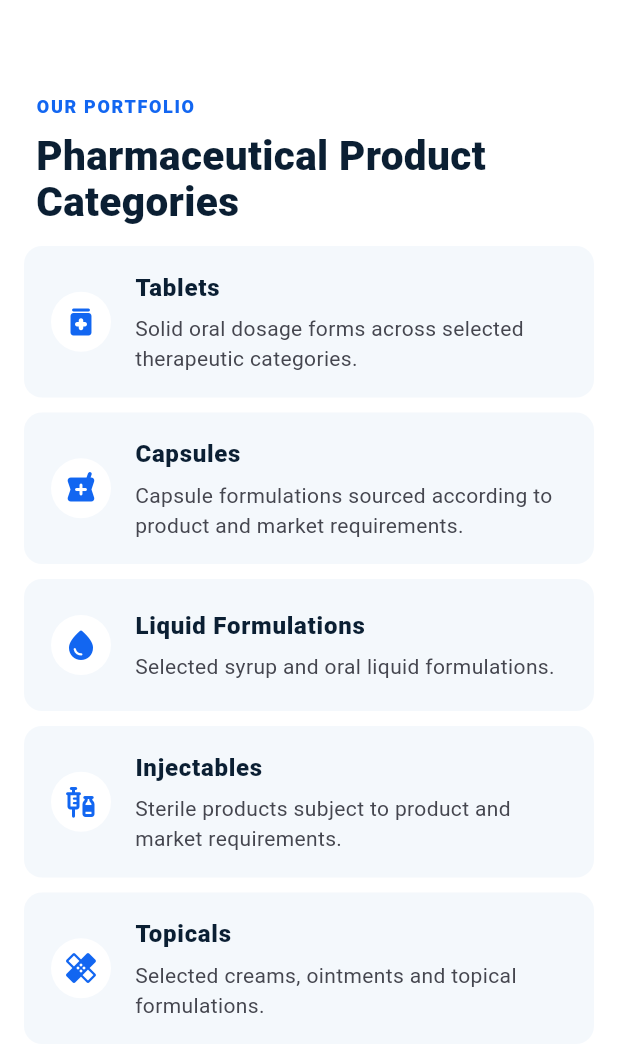
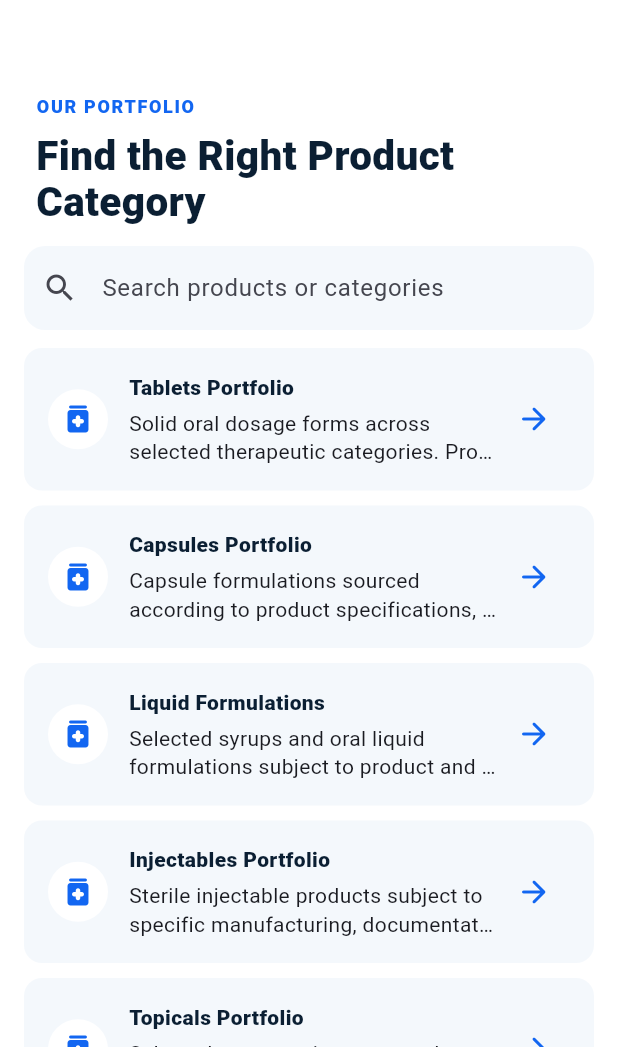
Before and after one commit to dxvion/dxvion-website, a Flutter app: the screen it shows after launch, scrolled down 576 dp, on a phone screen of 412 x 824 dp, the part 189-1236 px from its top. Run offline on Flutter 3.47's test engine with Material 3 defaults, Android fonts, the phone set to English and light mode, and no system bars; Roboto replaces fonts that are missing (Arial).

Commit message:
Build Dxvion product catalogue and enquiry workflow

```diff
--- a/app/lib/main.dart
+++ b/app/lib/main.dart
@@ -6,38 +6,51 @@
 
 void main() => runApp(const DxvionApp());
 
+class Product {
+  final String category;
+  final String title;
+  final String description;
+  const Product(this.category, this.title, this.description);
+}
+
+const products = <Product>[
+  Product('Tablets', 'Tablets Portfolio', 'Solid oral dosage forms across selected therapeutic categories. Product, strength, pack and market availability are confirmed on enquiry.'),
+  Product('Capsules', 'Capsules Portfolio', 'Capsule formulations sourced according to product specifications, destination market and documentation requirements.'),
+  Product('Liquid Formulations', 'Liquid Formulations', 'Selected syrups and oral liquid formulations subject to product and market requirements.'),
+  Product('Injectables', 'Injectables Portfolio', 'Sterile injectable products subject to specific manufacturing, documentation and destination-market requirements.'),
+  Product('Topicals', 'Topicals Portfolio', 'Selected creams, ointments and topical pharmaceutical formulations.'),
+  Product('Nutraceuticals', 'Nutraceuticals Portfolio', 'Selected nutrition and wellness products where appropriate for the target market.'),
+];
+
 class DxvionApp extends StatelessWidget {
   const DxvionApp({super.key});
   @override
-  Widget build(BuildContext context) {
-    return MaterialApp(
+  Widget build(BuildContext context) => MaterialApp(
     debugShowCheckedModeBanner: false,
     title: 'Dxvion Lifesciences',
     theme: ThemeData(useMaterial3: true, fontFamily: 'Arial', colorSchemeSeed: blue, scaffoldBackgroundColor: Colors.white),
     home: const HomePage(),
   );
 }
+
+class HomePage extends StatefulWidget {
+  const HomePage({super.key});
+  @override State<HomePage> createState() => _HomePageState();
 }
 
-class HomePage extends StatelessWidget {
-  const HomePage({super.key});
+class _HomePageState extends State<HomePage> {
+  String query = '';
+  List<Product> get filtered => products.where((p) => '${p.category} ${p.title} ${p.description}'.toLowerCase().contains(query.toLowerCase())).toList();
 
-  void contact(BuildContext context) {
-    showModalBottomSheet(context: context, showDragHandle: true, builder: (_) => const ContactSheet());
-  }
+  void openEnquiry([Product? product]) => Navigator.push(context, MaterialPageRoute(builder: (_) => EnquiryPage(product: product)));
 
   @override
-  Widget build(BuildContext context) {
-    return Scaffold(
+  Widget build(BuildContext context) => Scaffold(
     appBar: AppBar(
       backgroundColor: Colors.white,
       titleSpacing: 20,
-        title: const Row(children: [
-          Icon(Icons.health_and_safety_rounded, color: blue, size: 30),
-          SizedBox(width: 9),
-          Text('DXVION', style: TextStyle(fontWeight: FontWeight.w800, letterSpacing: 1.5, color: navy)),
-        ]),
-        actions: [IconButton(onPressed: () => contact(context), icon: const Icon(Icons.mail_outline_rounded)), const SizedBox(width: 8)],
+      title: const Row(children: [Icon(Icons.health_and_safety_rounded, color: blue, size: 30), SizedBox(width: 9), Text('DXVION', style: TextStyle(fontWeight: FontWeight.w800, letterSpacing: 1.5, color: navy))]),
+      actions: [IconButton(onPressed: openEnquiry, icon: const Icon(Icons.mail_outline_rounded)), const SizedBox(width: 8)],
     ),
     body: ListView(children: [
       Container(color: pale, padding: const EdgeInsets.fromLTRB(24, 38, 24, 42), child: Column(crossAxisAlignment: CrossAxisAlignment.start, children: [
@@ -45,51 +58,70 @@
         const SizedBox(height: 14),
         const Text('Global Pharmaceutical Solutions Built on Quality & Trust', style: TextStyle(color: navy, fontSize: 34, height: 1.08, fontWeight: FontWeight.w800)),
         const SizedBox(height: 16),
-          const Text('Dxvion Lifesciences works with trusted manufacturing partners to source and supply pharmaceutical products for international markets.', style: TextStyle(fontSize: 16, height: 1.55, color: Color(0xFF4B5D70))),
+        const Text('Dxvion Lifesciences Pvt. Ltd. works with trusted manufacturing partners to source and supply pharmaceutical products for international markets.', style: TextStyle(fontSize: 16, height: 1.55, color: Color(0xFF4B5D70))),
         const SizedBox(height: 24),
-          FilledButton.icon(onPressed: () => contact(context), icon: const Icon(Icons.send_rounded), label: const Padding(padding: EdgeInsets.symmetric(vertical: 12), child: Text('Send an Enquiry'))),
+        FilledButton.icon(onPressed: openEnquiry, icon: const Icon(Icons.send_rounded), label: const Padding(padding: EdgeInsets.symmetric(vertical: 12), child: Text('Send an Enquiry'))),
       ])),
       const SectionHeader(kicker: 'ABOUT DXVION', title: 'Building Trust Through Quality & Reliability'),
       const Padding(padding: EdgeInsets.fromLTRB(24, 0, 24, 28), child: Text('Dxvion Lifesciences Pvt. Ltd. is an Indian pharmaceutical business focused on sourcing, supplying and exporting pharmaceutical products through trusted manufacturing partnerships.', style: TextStyle(fontSize: 16, height: 1.55, color: Color(0xFF4B5D70)))),
-        const SectionHeader(kicker: 'OUR PORTFOLIO', title: 'Pharmaceutical Product Categories'),
-        Padding(padding: const EdgeInsets.symmetric(horizontal: 16), child: Column(children: const [
-          ProductTile(icon: Icons.medication_rounded, title: 'Tablets', text: 'Solid oral dosage forms across selected therapeutic categories.'),
-          ProductTile(icon: Icons.local_pharmacy_rounded, title: 'Capsules', text: 'Capsule formulations sourced according to product and market requirements.'),
-          ProductTile(icon: Icons.water_drop_rounded, title: 'Liquid Formulations', text: 'Selected syrup and oral liquid formulations.'),
-          ProductTile(icon: Icons.vaccines_rounded, title: 'Injectables', text: 'Sterile products subject to product and market requirements.'),
-          ProductTile(icon: Icons.healing_rounded, title: 'Topicals', text: 'Selected creams, ointments and topical formulations.'),
-          ProductTile(icon: Icons.eco_rounded, title: 'Nutraceuticals', text: 'Selected nutrition and wellness products where appropriate.'),
-        ])),
+      const SectionHeader(kicker: 'OUR PORTFOLIO', title: 'Find the Right Product Category'),
+      Padding(padding: const EdgeInsets.fromLTRB(16, 0, 16, 12), child: TextField(onChanged: (v) => setState(() => query = v), decoration: InputDecoration(prefixIcon: const Icon(Icons.search), hintText: 'Search products or categories', filled: true, fillColor: pale, border: OutlineInputBorder(borderRadius: BorderRadius.circular(14), borderSide: BorderSide.none)))),
+      Padding(padding: const EdgeInsets.symmetric(horizontal: 16), child: Column(children: filtered.map((p) => ProductTile(product: p, onTap: () => Navigator.push(context, MaterialPageRoute(builder: (_) => ProductPage(product: p),)), onEnquire: () => openEnquiry(p))).toList())),
+      if (filtered.isEmpty) const Padding(padding: EdgeInsets.all(28), child: Center(child: Text('No matching category found. Send us your requirement and we will review it.'))),
       Container(color: pale, margin: const EdgeInsets.only(top: 18), padding: const EdgeInsets.fromLTRB(24, 30, 24, 34), child: const Column(crossAxisAlignment: CrossAxisAlignment.start, children: [
         Text('WHY DXVION', style: TextStyle(color: blue, fontWeight: FontWeight.w800, fontSize: 12, letterSpacing: 1.1)),
-          SizedBox(height: 10),
-          Text('A Practical Partner for Pharmaceutical Supply', style: TextStyle(color: navy, fontSize: 26, fontWeight: FontWeight.w800)),
-          SizedBox(height: 20),
+        SizedBox(height: 10), Text('A Practical Partner for Pharmaceutical Supply', style: TextStyle(color: navy, fontSize: 26, fontWeight: FontWeight.w800)), SizedBox(height: 20),
         Benefit(icon: Icons.verified_rounded, title: 'Quality Focus', text: 'Selected manufacturing relationships and attention to documentation.'),
         Benefit(icon: Icons.public_rounded, title: 'International Focus', text: 'Structured to support importers and distributors in international markets.'),
         Benefit(icon: Icons.inventory_2_rounded, title: 'Supply Coordination', text: 'Product requirements, commercial discussions, documentation and shipment planning.'),
         Benefit(icon: Icons.handshake_rounded, title: 'Long-Term Relationships', text: 'Clear communication, responsiveness and reliable execution.'),
       ])),
       const SectionHeader(kicker: 'HOW WE WORK', title: 'Simple. Transparent. Reliable.'),
-        const Padding(padding: EdgeInsets.fromLTRB(24, 0, 24, 30), child: Column(children: [
-          StepRow(number: '01', title: 'Requirement', text: 'Share product, quantity, destination and documentation requirements.'),
-          StepRow(number: '02', title: 'Proposal', text: 'We review the requirement and discuss suitable options.'),
-          StepRow(number: '03', title: 'Documentation', text: 'Product and commercial documentation is coordinated.'),
-          StepRow(number: '04', title: 'Dispatch', text: 'Shipment planning and export coordination move forward.'),
-        ])),
-        Container(color: navy, padding: const EdgeInsets.fromLTRB(24, 34, 24, 38), child: Column(crossAxisAlignment: CrossAxisAlignment.start, children: [
-          const Text('HAVE A PHARMACEUTICAL REQUIREMENT?', style: TextStyle(color: Color(0xFF8FC1FF), fontWeight: FontWeight.w800, fontSize: 12, letterSpacing: 1.1)),
-          const SizedBox(height: 12), const Text('Let’s start a conversation.', style: TextStyle(color: Colors.white, fontSize: 28, fontWeight: FontWeight.w800)),
-          const SizedBox(height: 18), FilledButton.tonalIcon(onPressed: () => contact(context), icon: const Icon(Icons.mail_outline), label: const Text('Contact Dxvion')),
-        ])),
+      const Padding(padding: EdgeInsets.fromLTRB(24, 0, 24, 30), child: Column(children: [StepRow(number: '01', title: 'Requirement', text: 'Share product, quantity, destination and documentation requirements.'), StepRow(number: '02', title: 'Proposal', text: 'We review the requirement and discuss suitable options.'), StepRow(number: '03', title: 'Documentation', text: 'Product and commercial documentation is coordinated.'), StepRow(number: '04', title: 'Dispatch', text: 'Shipment planning and export coordination move forward.') ])),
+      Container(color: navy, padding: const EdgeInsets.fromLTRB(24, 34, 24, 38), child: Column(crossAxisAlignment: CrossAxisAlignment.start, children: [const Text('HAVE A PHARMACEUTICAL REQUIREMENT?', style: TextStyle(color: Color(0xFF8FC1FF), fontWeight: FontWeight.w800, fontSize: 12, letterSpacing: 1.1)), const SizedBox(height: 12), const Text('Let’s start a conversation.', style: TextStyle(color: Colors.white, fontSize: 28, fontWeight: FontWeight.w800)), const SizedBox(height: 18), FilledButton.tonalIcon(onPressed: openEnquiry, icon: const Icon(Icons.mail_outline), label: const Text('Contact Dxvion'))])),
       const Padding(padding: EdgeInsets.all(24), child: Text('© 2026 Dxvion Lifesciences Pvt. Ltd.\ninfo@dxvion.com\nPharmaceutical Supply & Exports', style: TextStyle(color: Color(0xFF607286), height: 1.6))),
     ]),
   );
 }
+
+class ProductPage extends StatelessWidget {
+  final Product product;
+  const ProductPage({super.key, required this.product});
+  @override Widget build(BuildContext context) => Scaffold(appBar: AppBar(title: Text(product.category)), body: ListView(padding: const EdgeInsets.all(24), children: [
+    CircleAvatar(radius: 36, backgroundColor: pale, foregroundColor: blue, child: const Icon(Icons.medication_rounded, size: 34)), const SizedBox(height: 22),
+    Text(product.title, style: const TextStyle(fontSize: 30, fontWeight: FontWeight.w800, color: navy)), const SizedBox(height: 14),
+    Text(product.description, style: const TextStyle(fontSize: 16, height: 1.6, color: Color(0xFF4B5D70))), const SizedBox(height: 28),
+    const InfoCard(title: 'Availability', text: 'Please enquire with the required molecule, strength, dosage form, pack size, quantity and destination market.'),
+    const InfoCard(title: 'Documentation', text: 'Documentation and regulatory requirements are reviewed according to the product and destination market.'),
+    const SizedBox(height: 16), FilledButton.icon(onPressed: () => Navigator.push(context, MaterialPageRoute(builder: (_) => EnquiryPage(product: product))), icon: const Icon(Icons.send), label: const Padding(padding: EdgeInsets.symmetric(vertical: 14), child: Text('Enquire About This Category'))),
+  ]));
 }
 
+class EnquiryPage extends StatefulWidget {
+  final Product? product;
+  const EnquiryPage({super.key, this.product});
+  @override State<EnquiryPage> createState() => _EnquiryPageState();
+}
+class _EnquiryPageState extends State<EnquiryPage> {
+  final formKey = GlobalKey<FormState>();
+  final name = TextEditingController(); final email = TextEditingController(); final company = TextEditingController(); final country = TextEditingController(); final quantity = TextEditingController(); final message = TextEditingController();
+  @override void dispose() { name.dispose(); email.dispose(); company.dispose(); country.dispose(); quantity.dispose(); message.dispose(); super.dispose(); }
+  @override Widget build(BuildContext context) => Scaffold(appBar: AppBar(title: const Text('Business Enquiry')), body: Form(key: formKey, child: ListView(padding: const EdgeInsets.all(24), children: [
+    const Text('Tell us what you need', style: TextStyle(fontSize: 30, fontWeight: FontWeight.w800, color: navy)), const SizedBox(height: 8),
+    const Text('For product sourcing, distribution, export or partnership enquiries.', style: TextStyle(height: 1.5)), const SizedBox(height: 24),
+    Field(controller: name, label: 'Full Name', requiredField: true), Field(controller: email, label: 'Email Address', keyboard: TextInputType.emailAddress, requiredField: true), Field(controller: company, label: 'Company Name'), Field(controller: country, label: 'Country'), Field(controller: quantity, label: 'Quantity / Pack Requirement'),
+    if (widget.product != null) Padding(padding: const EdgeInsets.only(bottom: 12), child: InputDecorator(decoration: const InputDecoration(labelText: 'Product Category', border: OutlineInputBorder()), child: Text(widget.product!.category))),
+    TextFormField(controller: message, minLines: 5, maxLines: 8, decoration: const InputDecoration(labelText: 'Your Requirement', hintText: 'Molecule, strength, dosage form, destination, documentation and any other details', border: OutlineInputBorder()), validator: (v) => (v == null || v.trim().isEmpty) ? 'Please describe your requirement' : null),
+    const SizedBox(height: 20),
+    FilledButton.icon(onPressed: () { if (formKey.currentState!.validate()) showDialog(context: context, builder: (_) => AlertDialog(title: const Text('Enquiry Ready'), content: const Text('Your enquiry details have been captured. Connect the app to Dxvion’s enquiry backend/email endpoint before production launch so submissions can be delivered automatically.'), actions: [TextButton(onPressed: () => Navigator.popUntil(context, (r) => r.isFirst), child: const Text('Done'))])); }, icon: const Icon(Icons.send), label: const Padding(padding: EdgeInsets.symmetric(vertical: 14), child: Text('Submit Enquiry'))),
+    const SizedBox(height: 12), const Text('Dxvion Lifesciences Pvt. Ltd. • info@dxvion.com', textAlign: TextAlign.center, style: TextStyle(color: Color(0xFF607286))),
+  ]));
+}
+
+class Field extends StatelessWidget { final TextEditingController controller; final String label; final bool requiredField; final TextInputType? keyboard; const Field({super.key, required this.controller, required this.label, this.requiredField = false, this.keyboard}); @override Widget build(BuildContext c) => Padding(padding: const EdgeInsets.only(bottom: 12), child: TextFormField(controller: controller, keyboardType: keyboard, decoration: InputDecoration(labelText: label, border: const OutlineInputBorder()), validator: requiredField ? (v) => (v == null || v.trim().isEmpty) ? 'Required' : null : null)); }
+
+class InfoCard extends StatelessWidget { final String title, text; const InfoCard({super.key, required this.title, required this.text}); @override Widget build(BuildContext c) => Card(elevation: 0, color: pale, margin: const EdgeInsets.only(bottom: 12), child: Padding(padding: const EdgeInsets.all(18), child: Column(crossAxisAlignment: CrossAxisAlignment.start, children: [Text(title, style: const TextStyle(fontWeight: FontWeight.w800, color: navy)), const SizedBox(height: 6), Text(text, style: const TextStyle(height: 1.45))]))); }
 class SectionHeader extends StatelessWidget { final String kicker, title; const SectionHeader({super.key, required this.kicker, required this.title}); @override Widget build(BuildContext c) => Padding(padding: const EdgeInsets.fromLTRB(24, 34, 24, 14), child: Column(crossAxisAlignment: CrossAxisAlignment.start, children: [Text(kicker, style: const TextStyle(color: blue, fontWeight: FontWeight.w800, fontSize: 12, letterSpacing: 1.1)), const SizedBox(height: 9), Text(title, style: const TextStyle(color: navy, fontSize: 27, height: 1.15, fontWeight: FontWeight.w800))])); }
-class ProductTile extends StatelessWidget { final IconData icon; final String title, text; const ProductTile({super.key, required this.icon, required this.title, required this.text}); @override Widget build(BuildContext c) => Card(elevation: 0, color: pale, margin: const EdgeInsets.only(bottom: 10), child: ListTile(contentPadding: const EdgeInsets.symmetric(horizontal: 18, vertical: 8), leading: CircleAvatar(backgroundColor: Colors.white, foregroundColor: blue, child: Icon(icon)), title: Text(title, style: const TextStyle(fontWeight: FontWeight.w800, color: navy)), subtitle: Padding(padding: const EdgeInsets.only(top: 5), child: Text(text, style: const TextStyle(height: 1.4)))); }
+class ProductTile extends StatelessWidget { final Product product; final VoidCallback onTap, onEnquire; const ProductTile({super.key, required this.product, required this.onTap, required this.onEnquire}); @override Widget build(BuildContext c) => Card(elevation: 0, color: pale, margin: const EdgeInsets.only(bottom: 10), child: InkWell(onTap: onTap, borderRadius: BorderRadius.circular(12), child: Padding(padding: const EdgeInsets.all(16), child: Row(children: [CircleAvatar(backgroundColor: Colors.white, foregroundColor: blue, child: const Icon(Icons.medication_rounded)), const SizedBox(width: 14), Expanded(child: Column(crossAxisAlignment: CrossAxisAlignment.start, children: [Text(product.title, style: const TextStyle(fontWeight: FontWeight.w800, color: navy)), const SizedBox(height: 5), Text(product.description, maxLines: 2, overflow: TextOverflow.ellipsis, style: const TextStyle(height: 1.35))])), IconButton(onPressed: onEnquire, tooltip: 'Enquire', icon: const Icon(Icons.arrow_forward_rounded, color: blue))]))); }
 class Benefit extends StatelessWidget { final IconData icon; final String title, text; const Benefit({super.key, required this.icon, required this.title, required this.text}); @override Widget build(BuildContext c) => Padding(padding: const EdgeInsets.only(bottom: 18), child: Row(crossAxisAlignment: CrossAxisAlignment.start, children: [Icon(icon, color: blue), const SizedBox(width: 14), Expanded(child: Column(crossAxisAlignment: CrossAxisAlignment.start, children: [Text(title, style: const TextStyle(fontWeight: FontWeight.w800, color: navy)), const SizedBox(height: 3), Text(text, style: const TextStyle(height: 1.4))]))])); }
 class StepRow extends StatelessWidget { final String number, title, text; const StepRow({super.key, required this.number, required this.title, required this.text}); @override Widget build(BuildContext c) => Padding(padding: const EdgeInsets.only(bottom: 18), child: Row(crossAxisAlignment: CrossAxisAlignment.start, children: [Text(number, style: const TextStyle(color: blue, fontWeight: FontWeight.w900, fontSize: 18)), const SizedBox(width: 18), Expanded(child: Column(crossAxisAlignment: CrossAxisAlignment.start, children: [Text(title, style: const TextStyle(color: navy, fontWeight: FontWeight.w800, fontSize: 16)), const SizedBox(height: 4), Text(text, style: const TextStyle(height: 1.4))]))])); }
-class ContactSheet extends StatelessWidget { const ContactSheet({super.key}); @override Widget build(BuildContext c) => Padding(padding: const EdgeInsets.fromLTRB(24, 8, 24, 30), child: Column(mainAxisSize: MainAxisSize.min, crossAxisAlignment: CrossAxisAlignment.start, children: [const Text('Contact Dxvion', style: TextStyle(fontSize: 25, fontWeight: FontWeight.w800, color: navy)), const SizedBox(height: 8), const Text('For product sourcing, distribution, export or partnership enquiries.', style: TextStyle(height: 1.45)), const SizedBox(height: 18), const SelectableText('info@dxvion.com', style: TextStyle(color: blue, fontWeight: FontWeight.w700, fontSize: 17)), const SizedBox(height: 16), FilledButton(onPressed: () => Navigator.pop(c), child: const Text('Close'))])); }
```
Lines whose indentation alone changed are shown as unchanged.
